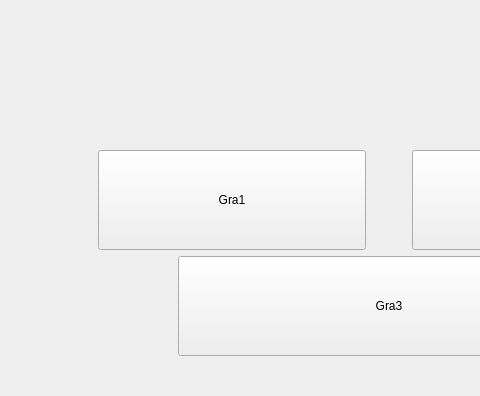
Qt form mainwindow.ui (KrzSzklarczyk/C-qtGameProject) before a commit; both pictures show x 0 to 480 and y 0 to 396 of the 778 by 396 pixel window.
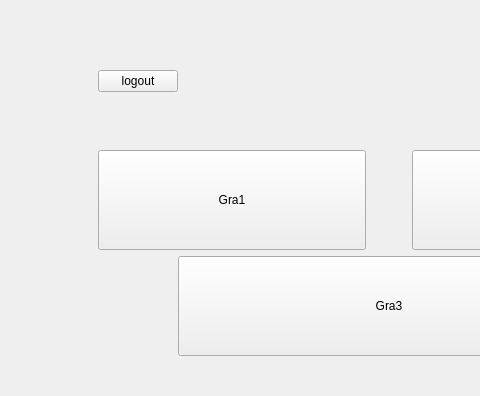
The same form after that commit. The open tabs and pages were chosen to show the change.

Patch:
```diff
--- a/mainwindow.ui
+++ b/mainwindow.ui
@@ -38,6 +38,13 @@
             <item>
              <layout class="QVBoxLayout" name="verticalLayout_2"/>
             </item>
+            <item>
+             <widget class="QPushButton" name="pushButtonlogout">
+              <property name="text">
+               <string>logout</string>
+              </property>
+             </widget>
+            </item>
             <item>
              <spacer name="horizontalSpacer_6">
               <property name="orientation">
```
